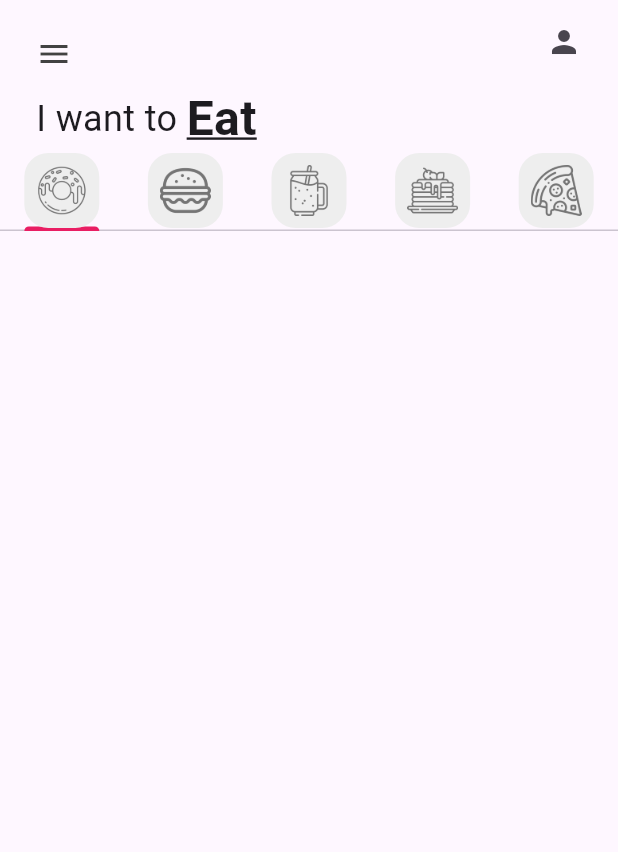
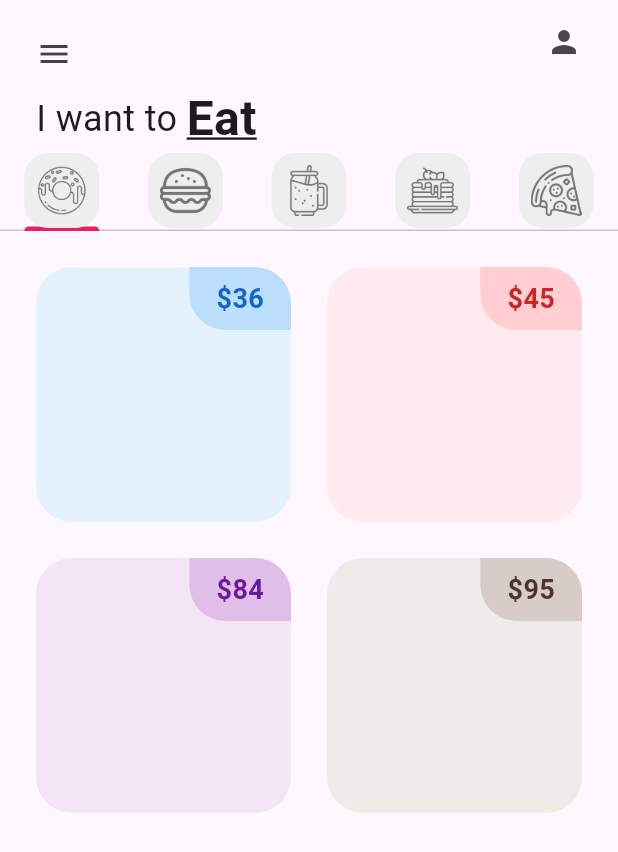
Before and after one commit to Maverick2505/donut_app_4sa, a Flutter app: the screen it shows after launch, on a phone screen of 412 x 824 dp. Shown: the top 852 px of the screen. Run offline on Flutter 3.47's test engine with Material 3 defaults, Android fonts, the phone set to English and light mode, and no system bars.

Commit message:
Starting DonutTile

```diff
--- a/lib/tabs/donut_tab.dart
+++ b/lib/tabs/donut_tab.dart
@@ -1,7 +1,18 @@
+import 'package:donut_app_4sa/utils/donut_tile.dart';
 import 'package:flutter/material.dart';
 
 class DonutTab extends StatelessWidget {
-  const DonutTab({super.key});
+
+//list of donuts
+  final List donutsOnSale = [
+    // [ donutFlavor, donutPrice, donutColor, imageName ]
+    ["Ice Cream", "36", Colors.blue, "lib/images/icecream_donut.png"],
+    ["Strawberry", "45", Colors.red, "lib/images/strawberry_donut.png"],
+    ["Grape Ape", "84", Colors.purple, "lib/images/grape_donut.png"],
+    ["Choco", "95", Colors.brown, "lib/images/chocolate_donut.png"],
+];
+
+  DonutTab({super.key});
 
   @override
   Widget build(BuildContext context) {
@@ -11,11 +22,16 @@ class DonutTab extends StatelessWidget {
         //No. Columnas
         crossAxisCount: 2),
       //¿Cuantos elementos?
-      itemCount: 2,
+      itemCount: 4,
       padding: const EdgeInsets.all(12),
       //¿Que elemnto se contruira
       itemBuilder: (context, index) {
-        return;
+        return DonutTile(
+          donutFlavor: donutsOnSale[index][0],
+          donutPrice: donutsOnSale[index][1],
+          donutColor: donutsOnSale[index][2],
+          imageName: donutsOnSale[index][3],
+        );
   });
   }
 }
--- /dev/null
+++ b/lib/utils/donut_tile.dart
@@ -0,0 +1,54 @@
+import 'package:flutter/material.dart';
+
+class DonutTile extends StatelessWidget {
+  final String donutFlavor;
+  final String donutPrice;
+  //dynamic porque sera de tipo color
+  final dynamic donutColor;
+  final String imageName;
+
+  const DonutTile({super.key,
+   required this.donutFlavor,
+   required this.donutColor,
+   required this.donutPrice,
+   required this.imageName});
+
+  @override
+  Widget build(BuildContext context) {
+    return Padding(
+      padding: const EdgeInsets.all(12.0),
+      child: Container(
+        //color: donutColor[50],
+        decoration: BoxDecoration(
+          color: donutColor[50],
+          //Esquinas redondeadas
+          borderRadius: BorderRadius.circular(24)),
+
+        child: Column(children: [
+          Row(
+            mainAxisAlignment: MainAxisAlignment.end,
+            children: [
+              Container(
+                decoration: BoxDecoration(
+                  color: donutColor[100],
+                  borderRadius: const BorderRadius.only(
+                    bottomLeft: Radius.circular(24),
+                    topRight: Radius.circular(24)
+                  ),
+                ),
+                padding: const EdgeInsets.symmetric(vertical: 8, horizontal:18),
+                child: Text(
+                  "\$$donutPrice",
+                  style: TextStyle(
+                    fontWeight: FontWeight.bold,
+                    fontSize: 18,
+                    color: donutColor[800]
+                  )
+                  )
+              )
+            ],)
+        ]),
+      ),
+    ) ;
+  }
+}
```
